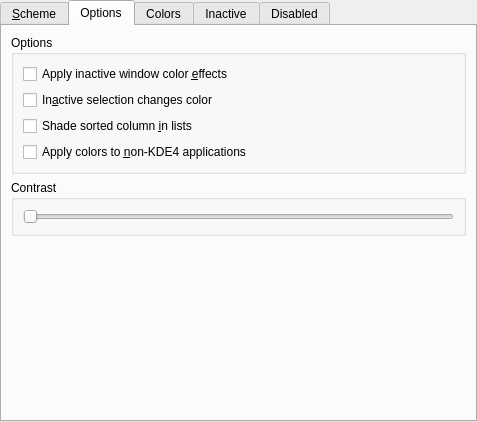
Before: the Qt Designer form kcontrol/colors/colorsettings.ui in mgottschlag/kwin-tiling, drawn with Qt 5.
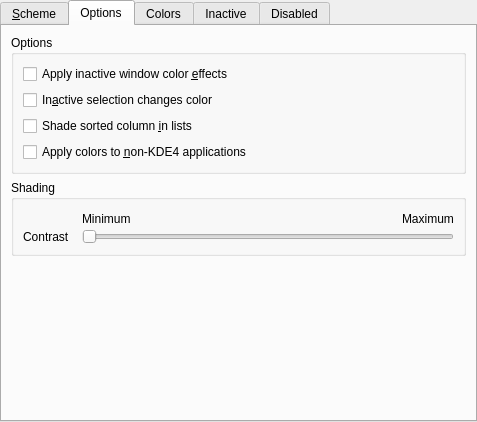
After: the same form once the commit is applied. The open tabs and pages were chosen to show the change. Custom widgets are drawn as their Qt base class.

Commit message: Maybe better contrast slider, plus some needed i18n-related changes.

```diff
--- a/kcontrol/colors/colorsettings.ui
+++ b/kcontrol/colors/colorsettings.ui
@@ -184,10 +184,50 @@
           <string>Contrast used for 3D objects</string>
          </property>
          <property name="title">
-          <string>Contrast</string>
+          <string>Shading</string>
          </property>
-         <layout class="QVBoxLayout" name="_5">
-          <item>
+         <layout class="QGridLayout" name="gridLayout_3">
+          <property name="horizontalSpacing">
+           <number>12</number>
+          </property>
+          <property name="verticalSpacing">
+           <number>0</number>
+          </property>
+          <item row="0" column="1">
+           <widget class="QLabel" name="label_9">
+            <property name="text">
+             <string>Minimum</string>
+            </property>
+           </widget>
+          </item>
+          <item row="0" column="2">
+           <spacer name="horizontalSpacer">
+            <property name="orientation">
+             <enum>Qt::Horizontal</enum>
+            </property>
+            <property name="sizeHint" stdset="0">
+             <size>
+              <width>198</width>
+              <height>20</height>
+             </size>
+            </property>
+           </spacer>
+          </item>
+          <item row="0" column="3">
+           <widget class="QLabel" name="label_10">
+            <property name="text">
+             <string>Maximum</string>
+            </property>
+           </widget>
+          </item>
+          <item row="1" column="0">
+           <widget class="QLabel" name="label_8">
+            <property name="text">
+             <string>Contrast</string>
+            </property>
+           </widget>
+          </item>
+          <item row="1" column="1" colspan="3">
            <widget class="QSlider" name="contrastSlider">
             <property name="maximum">
              <number>10</number>
```
Left out of the diff: 14 changed lines with no effect on the pictures.
